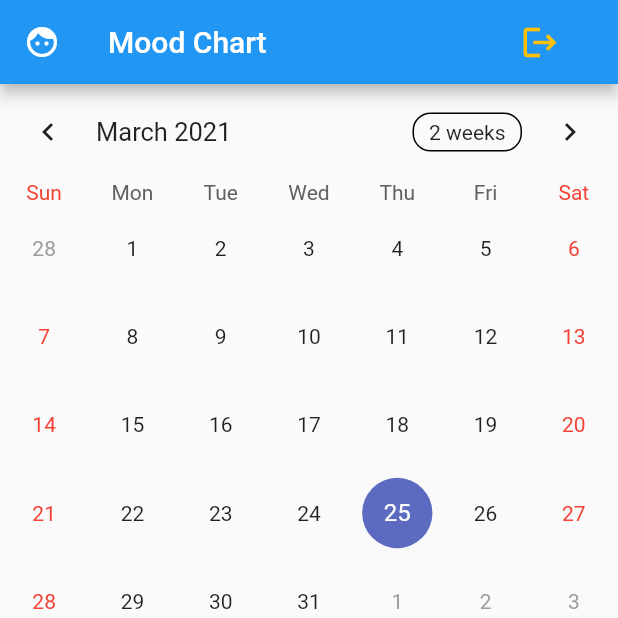
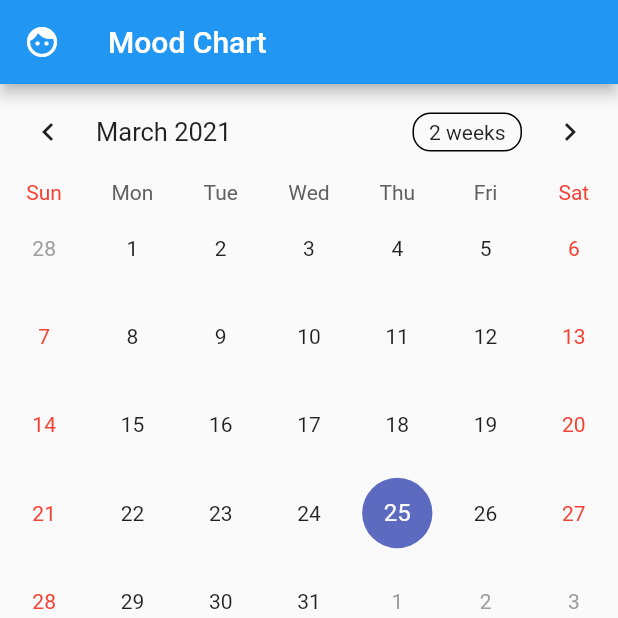
Before and after one commit to garytang75/MindCue, a Flutter app: the HomePage screen opened directly, on a phone screen of 412 x 824 dp, the top half of it. Run offline on Flutter 3.47's test engine with Material 2 defaults, Android fonts, the phone set to English and light mode, and no system bars; drawn by our look-alikes of table_calendar; our stand-ins replace fluttertoast; missing offline and left inert: amplify_api, amplify_auth_cognito, amplify_core, amplify_flutter.

```diff
--- a/lib/page/home_page.dart
+++ b/lib/page/home_page.dart
@@ -18,31 +18,31 @@ class HomePage extends StatelessWidget {
       appBar: AppBar(
         leading: new Icon(Icons.face),
         title: Text('Mood Chart'),
-        actions: [
-          Padding(
-              padding: EdgeInsets.only(right: 20.0),
-              child: TextButton(
-                onPressed: () {
-                  AuthService().logOut();
-                  Navigator.push(
-                    context,
-                    MaterialPageRoute(builder: (context) => MyApp()),
-                  );
-                  Fluttertoast.showToast(
-                    msg: "Signing off",
-                    toastLength: Toast.LENGTH_SHORT,
-                    gravity: ToastGravity.BOTTOM,
-                    timeInSecForIosWeb: 1,
-                    fontSize: 12.0,
-                  );
-                },
-                child: Icon(
-                  Icons.logout,
-                  size: 26,
-                  color: Colors.amber,
-                ),
-              ))
-        ],
+        // actions: [
+        //   Padding(
+        //       padding: EdgeInsets.only(right: 20.0),
+        //       child: TextButton(
+        //         onPressed: () {
+        //           AuthService().logOut();
+        //           Navigator.push(
+        //             context,
+        //             MaterialPageRoute(builder: (context) => MyApp()),
+        //           );
+        //           Fluttertoast.showToast(
+        //             msg: "Signing off",
+        //             toastLength: Toast.LENGTH_SHORT,
+        //             gravity: ToastGravity.BOTTOM,
+        //             timeInSecForIosWeb: 1,
+        //             fontSize: 12.0,
+        //           );
+        //         },
+        //         child: Icon(
+        //           Icons.logout,
+        //           size: 26,
+        //           color: Colors.amber,
+        //         ),
+        //       ))
+        // ],
       ),
 
       //Mock up for calendar and scrollable past journals
--- a/lib/widgets/bottom_app_bar.dart
+++ b/lib/widgets/bottom_app_bar.dart
@@ -1,4 +1,5 @@
 import 'package:flutter/material.dart';
+import 'package:flutter_auth2/page/user_pprofile_page.dart';
 import 'circular_button.dart';
 import 'circular_animation.dart';
 
@@ -52,7 +53,10 @@ class BottomApp extends StatelessWidget {
                 height: 50,
                 icon: Icon(Icons.more_horiz, color: Colors.black),
                 onClick: () {
-                  print('2');
+                  Navigator.push(
+                    context,
+                    MaterialPageRoute(builder: (context) => UserProfile()),
+                  );
                 },
               )
             ],
```
Also changed, not shown: lib/fetch_data.dart (+11 -11 lines), lib/page/user_pprofile_page.dart (added, +70 -0 lines).
